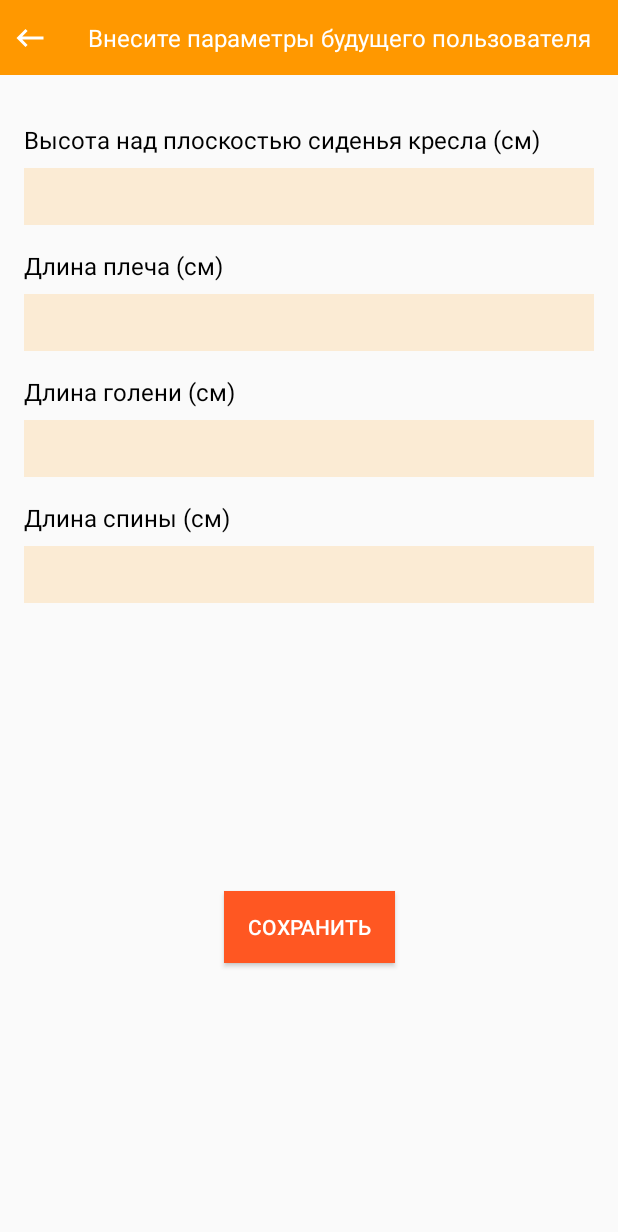
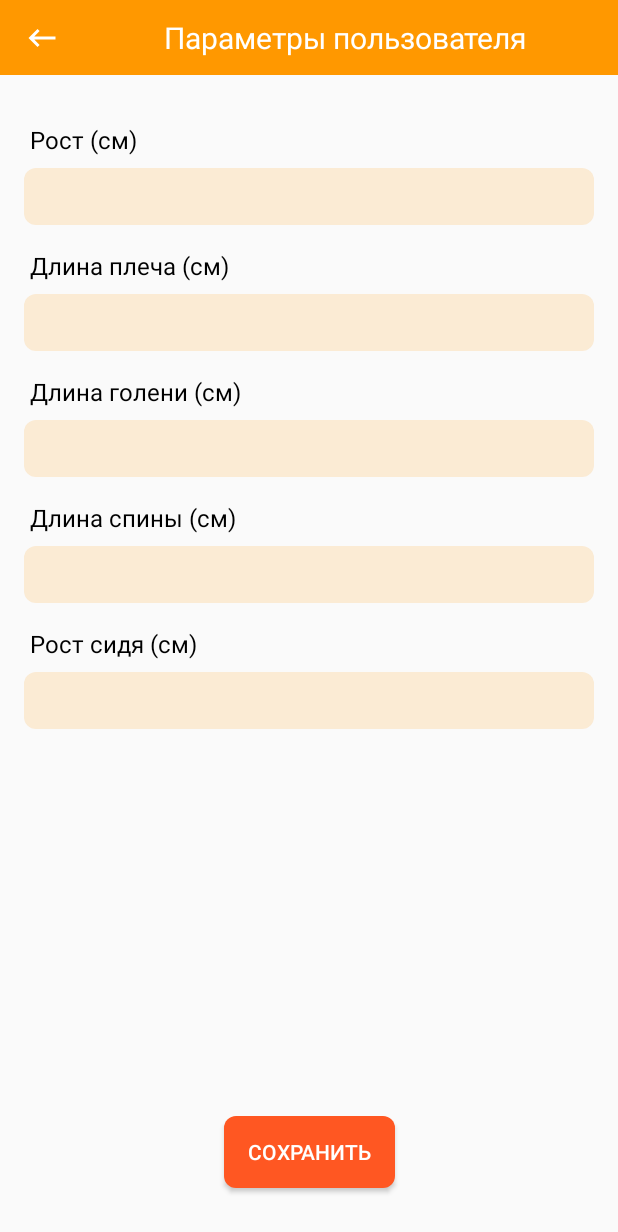
Before and after one commit to LaoNastasy/HealthyApp, an Android app: the PersonFragment screen opened through its navigation route, on a phone screen of 412 x 824 dp. Shown: the top 1232 px of the screen. Run offline under Robolectric (Android 15) with nearby library versions, the phone set to English and light mode, and no system bars; our stand-ins replace Dagger/Hilt's generated code, Firebase (no records; nobody signed in at launch, a user with empty details on screens opened directly).

Commit message:
доработка

```diff
--- a/app/src/main/java/com/example/healthyapp/db/model/entity/Workplace.kt
+++ b/app/src/main/java/com/example/healthyapp/db/model/entity/Workplace.kt
@@ -1,8 +1,8 @@
 package com.example.healthyapp.db.model.entity
 
 data class Workplace(
-    val id: Long,
-    val userId: Long,
+    val id: String,
+    val userId: String,
     val tableHeight: Int,
     val monitorHeight: Int,
     val chairHeight: Int,
--- a/app/src/main/java/com/example/healthyapp/db/model/entity/WorkplaceUser.kt
+++ b/app/src/main/java/com/example/healthyapp/db/model/entity/WorkplaceUser.kt
@@ -1,8 +1,9 @@
 package com.example.healthyapp.db.model.entity
 
 data class WorkplaceUser(
-    val id: Long,
+    val id: String,
     val height: Int,
+    val sitHeight: Int,
     val legsHeight: Int,
     val eyesHeight: Int,
     val shoulder: Int,
--- a/app/src/main/java/com/example/healthyapp/features/person/PersonFragment.kt
+++ b/app/src/main/java/com/example/healthyapp/features/person/PersonFragment.kt
@@ -28,6 +28,7 @@ class PersonFragment : BaseFragment<PersonPresenter, PersonView>(), PersonView {
 
         view.person_save.setOnClickListener {
             if (view.person_height.text.isNullOrEmpty()
+                || view.person_sit_height.text.isNullOrEmpty()
                 || view.person_back_height.text.isNullOrEmpty()
                 || view.person_legs_height.text.isNullOrEmpty()
                 || view.person_shoulder_height.text.isNullOrEmpty()
@@ -36,6 +37,7 @@ class PersonFragment : BaseFragment<PersonPresenter, PersonView>(), PersonView {
 
             presenter.onSaveClick(
                 height = view.person_height.text.toString(),
+                sitHeight = view.person_sit_height.text.toString(),
                 backHeight = view.person_back_height.text.toString(),
                 legsHeight = view.person_legs_height.text.toString(),
                 shoulderHeight = view.person_shoulder_height.text.toString(),
--- a/app/src/main/java/com/example/healthyapp/repo/implementations/WorkplaceRepoImpl.kt
+++ b/app/src/main/java/com/example/healthyapp/repo/implementations/WorkplaceRepoImpl.kt
@@ -23,12 +23,12 @@ class WorkplaceRepoImpl(private val db: FirebaseFirestore) : WorkplaceRepo {
         val chair = table + user.shoulder - user.back
 
         val wp = Workplace(
-            id = 0,
+            id = "",
             userId = user.id,
             tableHeight = table,
             chairHeight = chair,
             standHeight = chair - user.legsHeight,
-            monitorHeight = chair + (user.height * 0.86F).roundToInt(),
+            monitorHeight = chair + (user.sitHeight * 0.86F).roundToInt(),
             roomNumber = roomNumber
         )
         currentWorkplace = wp
--- /dev/null
+++ b/app/src/main/res/drawable/bg_button.xml
@@ -0,0 +1,6 @@
+<?xml version="1.0" encoding="utf-8"?>
+<shape xmlns:android="http://schemas.android.com/apk/res/android">
+
+    <solid android:color="@color/colorPrimaryDark"/>
+    <corners android:radius="8dp"/>
+</shape>
--- /dev/null
+++ b/app/src/main/res/drawable/bg_edit_text.xml
@@ -0,0 +1,6 @@
+<?xml version="1.0" encoding="utf-8"?>
+<shape xmlns:android="http://schemas.android.com/apk/res/android">
+
+    <solid android:color="@color/whiteShadow"/>
+    <corners android:radius="8dp"/>
+</shape>
--- a/app/src/main/res/layout/fragment_person.xml
+++ b/app/src/main/res/layout/fragment_person.xml
@@ -25,6 +25,7 @@
                 android:layout_width="wrap_content"
                 android:layout_height="wrap_content"
                 android:layout_gravity="center_vertical|start"
+                android:layout_marginStart="8dp"
                 android:padding="8dp"
                 android:src="@drawable/ic_back"
                 app:layout_constraintBottom_toBottomOf="parent"
@@ -36,10 +37,10 @@
                 android:layout_height="wrap_content"
                 android:layout_gravity="center_horizontal"
                 android:fontFamily="sans-serif"
+                android:gravity="center"
                 android:text="@string/person_title"
                 android:textColor="@color/white"
-                android:textSize="16sp"
-                android:gravity="center"
+                android:textSize="20sp"
                 app:layout_constraintBottom_toBottomOf="parent"
                 app:layout_constraintEnd_toEndOf="parent"
                 app:layout_constraintStart_toEndOf="@id/back"
@@ -50,7 +51,7 @@
         <TextView
             android:layout_width="wrap_content"
             android:layout_height="wrap_content"
-            android:layout_marginStart="16dp"
+            android:layout_marginStart="20dp"
             android:layout_marginTop="32dp"
             android:fontFamily="sans-serif"
             android:text="@string/person_height"
@@ -64,7 +65,7 @@
             android:layout_marginStart="16dp"
             android:layout_marginTop="8dp"
             android:layout_marginEnd="16dp"
-            android:background="@color/whiteShadow"
+            android:background="@drawable/bg_edit_text"
             android:fontFamily="sans-serif-light"
             android:inputType="number"
             android:padding="8dp"
@@ -74,7 +75,7 @@
         <TextView
             android:layout_width="wrap_content"
             android:layout_height="wrap_content"
-            android:layout_marginStart="16dp"
+            android:layout_marginStart="20dp"
             android:layout_marginTop="16dp"
             android:fontFamily="sans-serif"
             android:text="@string/person_shoulder_height"
@@ -88,7 +89,7 @@
             android:layout_marginStart="16dp"
             android:layout_marginTop="8dp"
             android:layout_marginEnd="16dp"
-            android:background="@color/whiteShadow"
+            android:background="@drawable/bg_edit_text"
             android:fontFamily="sans-serif-light"
             android:inputType="number"
             android:padding="8dp"
@@ -98,7 +99,7 @@
         <TextView
             android:layout_width="wrap_content"
             android:layout_height="wrap_content"
-            android:layout_marginStart="16dp"
+            android:layout_marginStart="20dp"
             android:layout_marginTop="16dp"
             android:fontFamily="sans-serif"
             android:text="@string/person_legs_height"
@@ -112,7 +113,7 @@
             android:layout_marginStart="16dp"
             android:layout_marginTop="8dp"
             android:layout_marginEnd="16dp"
-            android:background="@color/whiteShadow"
+            android:background="@drawable/bg_edit_text"
             android:fontFamily="sans-serif-light"
             android:inputType="number"
             android:padding="8dp"
@@ -122,7 +123,7 @@
         <TextView
             android:layout_width="wrap_content"
             android:layout_height="wrap_content"
-            android:layout_marginStart="16dp"
+            android:layout_marginStart="20dp"
             android:layout_marginTop="16dp"
             android:fontFamily="sans-serif"
             android:text="@string/person_back_height"
@@ -136,7 +137,32 @@
             android:layout_marginStart="16dp"
             android:layout_marginTop="8dp"
             android:layout_marginEnd="16dp"
-            android:background="@color/whiteShadow"
+            android:background="@drawable/bg_edit_text"
+            android:fontFamily="sans-serif-light"
+            android:inputType="number"
+            android:padding="8dp"
+            android:textColor="@color/black"
+            android:textSize="16sp"
+            tools:text="5" />
+
+        <TextView
+            android:layout_width="wrap_content"
+            android:layout_height="wrap_content"
+            android:layout_marginStart="20dp"
+            android:layout_marginTop="16dp"
+            android:fontFamily="sans-serif"
+            android:text="@string/person_height_sit"
+            android:textColor="@color/black"
+            android:textSize="16sp" />
+
+        <androidx.appcompat.widget.AppCompatEditText
+            android:id="@+id/person_sit_height"
+            android:layout_width="match_parent"
+            android:layout_height="wrap_content"
+            android:layout_marginStart="16dp"
+            android:layout_marginTop="8dp"
+            android:layout_marginEnd="16dp"
+            android:background="@drawable/bg_edit_text"
             android:fontFamily="sans-serif-light"
             android:inputType="number"
             android:padding="8dp"
@@ -151,7 +177,8 @@
         android:layout_width="wrap_content"
         android:layout_height="wrap_content"
         android:layout_marginTop="10dp"
-        android:background="@color/colorPrimaryDark"
+        android:layout_marginBottom="32dp"
+        android:background="@drawable/bg_button"
         android:fontFamily="sans-serif-medium"
         android:paddingStart="16dp"
         android:paddingEnd="16dp"
@@ -160,6 +187,7 @@
         app:layout_constraintBottom_toBottomOf="parent"
         app:layout_constraintEnd_toEndOf="parent"
         app:layout_constraintStart_toStartOf="parent"
-        app:layout_constraintTop_toBottomOf="@id/linear" />
+        app:layout_constraintTop_toBottomOf="@id/linear"
+        app:layout_constraintVertical_bias="1" />
 
 </androidx.constraintlayout.widget.ConstraintLayout>
--- a/app/src/main/res/navigation/nav_graph.xml
+++ b/app/src/main/res/navigation/nav_graph.xml
@@ -28,7 +28,7 @@
             app:destination="@id/workplaceBottomFragment" />
     </fragment>
 
-    <dialog
+    <fragment
         android:id="@+id/workplaceBottomFragment"
         android:name="com.example.healthyapp.features.person.WorkplaceBottomFragment"
         android:label="WorkplaceBottomFragment" />
--- a/app/src/main/res/values/strings.xml
+++ b/app/src/main/res/values/strings.xml
@@ -44,8 +44,9 @@
 
 
     //экран внесения данных о пользователе
-    <string name="person_title">Внесите параметры будущего пользователя</string>
-    <string name="person_height">Высота над плоскостью сиденья кресла (см)</string>
+    <string name="person_title">Параметры пользователя</string>
+    <string name="person_height">Рост (см)</string>
+    <string name="person_height_sit">Рост сидя (см)</string>
     <string name="person_back_height">Длина спины (см)</string>
     <string name="person_legs_height">Длина голени (см)</string>
     <string name="person_shoulder_height">Длина плеча (см)</string>
```
Also changed, not shown: app/src/main/java/com/example/healthyapp/features/person/PersonPresenter.kt (+5 -2 lines), app/src/main/java/com/example/healthyapp/features/person/WorkplaceBottomFragment.kt (+4 -4 lines), app/src/main/res/layout/bottom_fragment_new_workplace.xml (+28 -49 lines), app/src/main/res/layout/fragment_base_edit.xml (+11 -12 lines).
